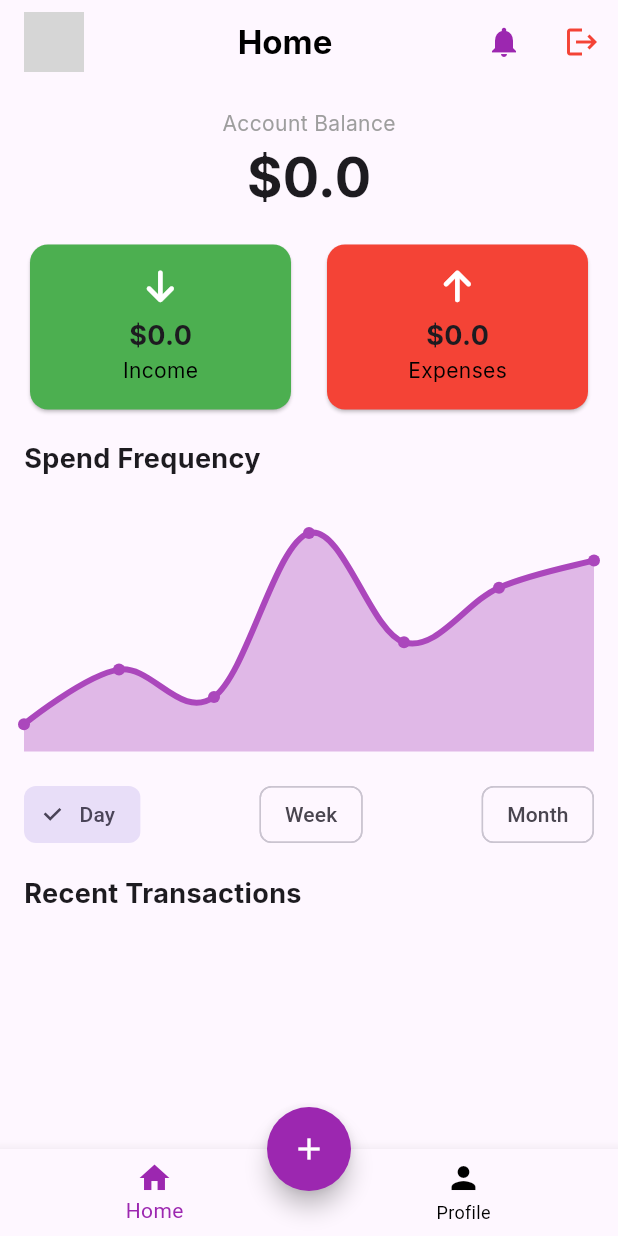
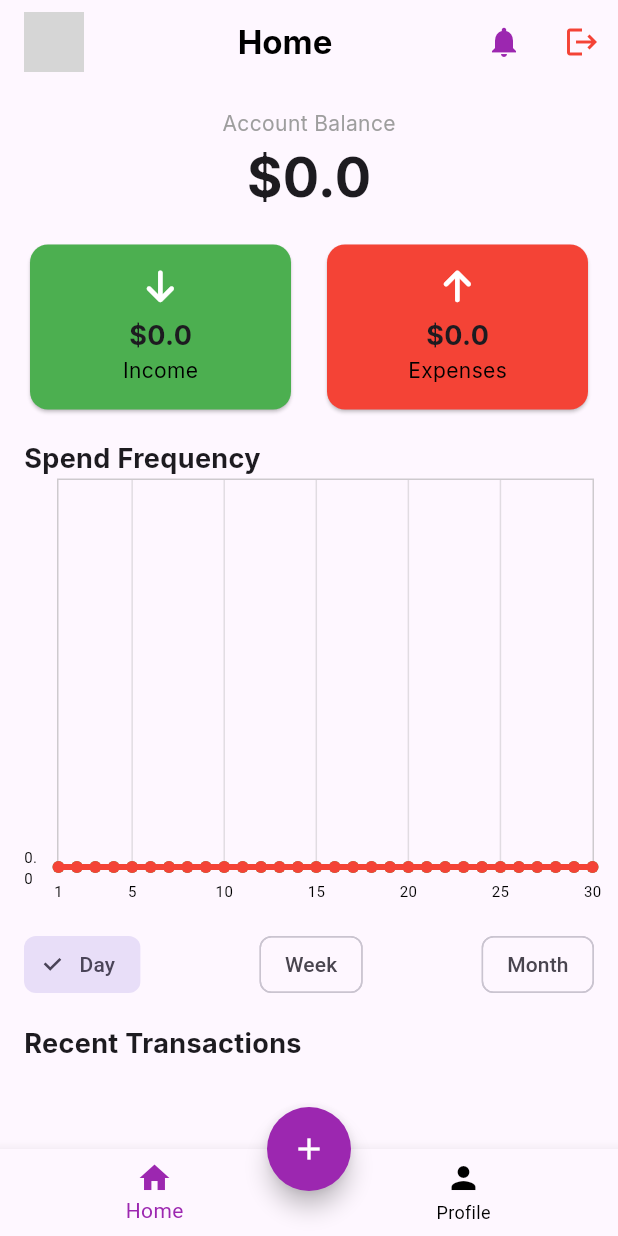
Before and after one commit to VinChriZ/MoneyManager, a Flutter app: the screen it shows once a user with an empty profile is signed in, on a phone screen of 412 x 824 dp. Run offline on Flutter 3.47's test engine with Material 3 defaults, Android fonts, the phone set to English and light mode, and no system bars; drawn by our look-alikes of fl_chart, flutter_speed_dial; our stand-ins replace cloud_firestore, firebase_auth, firebase_core, font_awesome_flutter, google_fonts; accounts and stored records are empty; network calls fail; grey boxes are pictures that could not be loaded.

```diff
--- a/lib/home.dart
+++ b/lib/home.dart
@@ -108,7 +108,7 @@ class _HomeScreenState extends State<HomeScreen> {
       fetchedTransactions.add({
         'type': 'income',
         'amount': data['amount'],
-        'time': data['time'],
+        'time': data['time'], // Date in string format "21-6-2024"
         'category': data['category'],
         'icon': FontAwesomeIcons.arrowDown,
         'color': Colors.green,
@@ -120,7 +120,7 @@ class _HomeScreenState extends State<HomeScreen> {
       fetchedTransactions.add({
         'type': 'expense',
         'amount': data['amount'],
-        'time': data['time'],
+        'time': data['time'], // Date in string format "21-6-2024"
         'category': data['category'],
         'icon': FontAwesomeIcons.arrowUp,
         'color': Colors.red,
@@ -305,46 +305,117 @@ class _HomeScreenState extends State<HomeScreen> {
   }
 
   Widget _buildSpendFrequencyChart() {
+    Map<int, double> incomeTransactions = {};
+    Map<int, double> expenseTransactions = {};
+
+    // Initialize the maps with zero values for each day of the month
+    for (int day = 1; day <= 30; day++) {
+      incomeTransactions[day] = 0;
+      expenseTransactions[day] = 0;
+    }
+
+    for (var transaction in transactions) {
+      String date = transaction['time'];
+      int day = int.parse(date.split('-')[0]);
+      if (transaction['type'] == 'income') {
+        incomeTransactions[day] =
+            (incomeTransactions[day] ?? 0) + transaction['amount'];
+      } else if (transaction['type'] == 'expense') {
+        expenseTransactions[day] =
+            (expenseTransactions[day] ?? 0) + transaction['amount'];
+      }
+    }
+
+    List<FlSpot> incomeSpots = incomeTransactions.entries
+        .map((entry) => FlSpot(entry.key.toDouble(), entry.value))
+        .toList();
+
+    List<FlSpot> expenseSpots = expenseTransactions.entries
+        .map((entry) => FlSpot(entry.key.toDouble(), entry.value))
+        .toList();
+
     return Container(
-      height: 200,
+      height: 300, // Increased height for better y-axis visibility
       padding: const EdgeInsets.only(bottom: 18.0),
       child: LineChart(
         LineChartData(
-          minX: 0,
-          maxX: 6,
+          minX: 1,
+          maxX: 30,
           minY: 0,
-          maxY: 10,
           titlesData: FlTitlesData(
-              leftTitles: AxisTitles(
-                sideTitles: SideTitles(showTitles: false),
+            leftTitles: AxisTitles(
+              sideTitles: SideTitles(
+                showTitles: true,
+                interval: 100, // Adjust interval for y-axis titles
+                getTitlesWidget: (value, meta) {
+                  return Padding(
+                    padding: const EdgeInsets.only(right: 8.0),
+                    child: Text(value.toString(),
+                        style: TextStyle(color: Colors.black, fontSize: 10)),
+                  );
+                },
               ),
-              bottomTitles: AxisTitles(
-                sideTitles: SideTitles(showTitles: false),
+            ),
+            bottomTitles: AxisTitles(
+              sideTitles: SideTitles(
+                showTitles: true,
+                getTitlesWidget: (value, meta) {
+                  return Padding(
+                    padding: const EdgeInsets.only(top: 8.0),
+                    child: Text(value.toInt().toString(),
+                        style: TextStyle(color: Colors.black, fontSize: 10)),
+                  );
+                },
               ),
-              topTitles: AxisTitles(
-                sideTitles: SideTitles(showTitles: false),
-              ),
-              rightTitles:
-                  AxisTitles(sideTitles: SideTitles(showTitles: false))),
-          gridData: FlGridData(show: false),
-          borderData: FlBorderData(show: false),
+            ),
+            topTitles: AxisTitles(
+              sideTitles: SideTitles(showTitles: false),
+            ),
+            rightTitles: AxisTitles(
+              sideTitles: SideTitles(showTitles: false),
+            ),
+          ),
+          gridData: FlGridData(
+            show: true,
+            drawVerticalLine: true,
+            horizontalInterval:
+                100, // Adjust interval for horizontal grid lines
+            getDrawingHorizontalLine: (value) {
+              return FlLine(
+                color: Colors.grey.withOpacity(0.3),
+                strokeWidth: 1,
+              );
+            },
+            getDrawingVerticalLine: (value) {
+              return FlLine(
+                color: Colors.grey.withOpacity(0.3),
+                strokeWidth: 1,
+              );
+            },
+          ),
+          borderData: FlBorderData(
+            show: true,
+            border: Border.all(color: Colors.grey.withOpacity(0.5), width: 1),
+          ),
           lineBarsData: [
             LineChartBarData(
-              spots: [
-                FlSpot(0, 1),
-                FlSpot(1, 3),
-                FlSpot(2, 2),
-                FlSpot(3, 8),
-                FlSpot(4, 4),
-                FlSpot(5, 6),
-                FlSpot(6, 7),
-              ],
+              spots: incomeSpots,
               isCurved: true,
-              color: Colors.purple.shade400,
+              color: Colors.green,
               barWidth: 4,
               belowBarData: BarAreaData(
                 show: true,
-                color: Colors.purple.withOpacity(0.3),
+                color: Colors.green.withOpacity(0.3),
+              ),
+            ),
+            LineChartBarData(
+              spots: expenseSpots,
+              isCurved: true,
+              color: Colors.red,
+              barWidth: 4,
+              belowBarData: BarAreaData(
+                show: true,
+                color: Colors.red.withOpacity(0.3),
               ),
             ),
           ],
```
